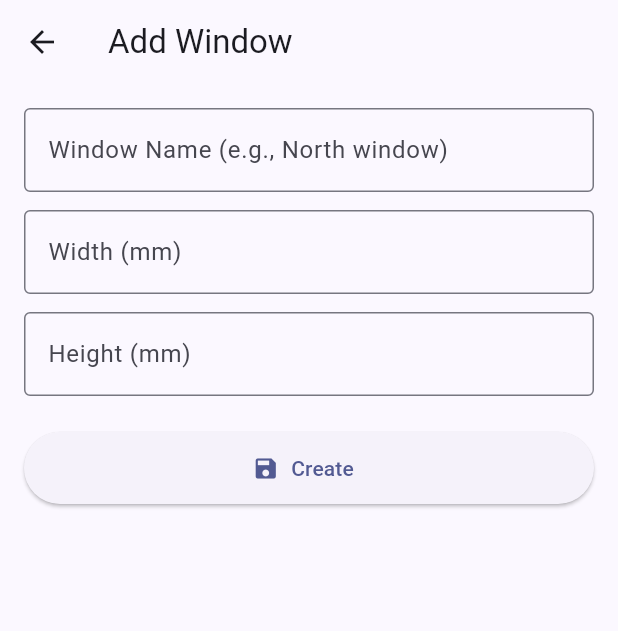
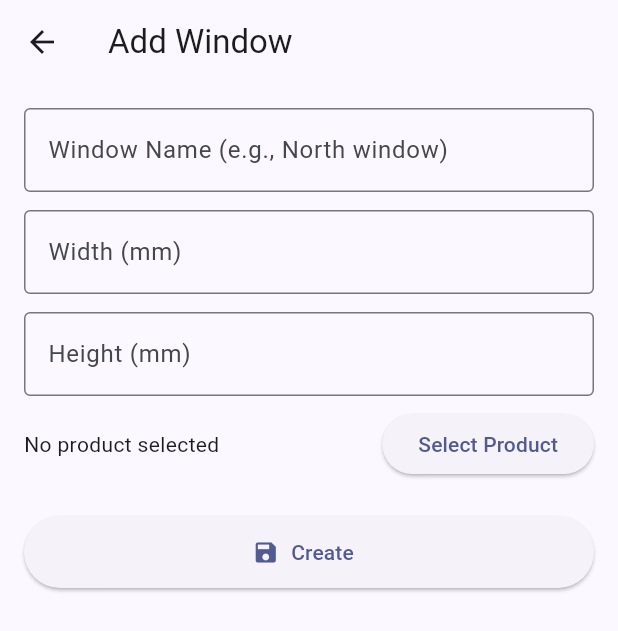
Before and after one commit to KaveeshaM/Interior-Quoting-App-Flutter, a Flutter app: the EditRoomItemScreen screen opened directly with empty values, on a phone screen of 412 x 824 dp. Shown: the top 631 px of the screen. Run offline on Flutter 3.47's test engine with Material 3 defaults, Android fonts, the phone set to English and light mode, and no system bars; our stand-ins replace cloud_firestore, firebase_core; accounts and stored records are empty; statements that could not run were skipped.

Commit message:
Add product selection feature for room item

```diff
--- a/quoteapp/lib/main.dart
+++ b/quoteapp/lib/main.dart
@@ -6,6 +6,7 @@ import 'screens/house_list_screen.dart';
 import 'providers/house_provider.dart';
 import 'providers/room_provider.dart';
 import 'providers/room_item_provider.dart';
+import 'providers/product_provider.dart';
 
 void main() async {
   WidgetsFlutterBinding.ensureInitialized();
@@ -25,6 +26,7 @@ class MyApp extends StatelessWidget {
         ChangeNotifierProvider(create: (_) => HouseProvider()),
         ChangeNotifierProvider(create: (_) => RoomProvider()),
         ChangeNotifierProvider(create: (_) => RoomItemProvider()),
+        ChangeNotifierProvider(create: (_) => ProductProvider()),
       ],
 
       child: MaterialApp(
--- /dev/null
+++ b/quoteapp/lib/models/product.dart
@@ -0,0 +1,28 @@
+class Product {
+  final String id;
+  final String name;
+  final String description;
+  final double pricePerSqm; // price per square metre
+  final String imageUrl;
+  final List<String> colours; // colour variants
+
+  Product({
+    required this.id,
+    required this.name,
+    required this.description,
+    required this.pricePerSqm,
+    required this.imageUrl,
+    required this.colours,
+  });
+
+  factory Product.fromJson(Map<String, dynamic> json) {
+    return Product(
+      id: json['id'].toString(),
+      name: json['name'] ?? '',
+      description: json['description'] ?? '',
+      pricePerSqm: (json['pricePerSqm'] ?? 0).toDouble(),
+      imageUrl: json['imageUrl'] ?? '',
+      colours: List<String>.from(json['colours'] ?? []),
+    );
+  }
+}
--- a/quoteapp/lib/models/room_item.dart
+++ b/quoteapp/lib/models/room_item.dart
@@ -7,6 +7,8 @@ class RoomItem {
   final String? name;
   final int widthMm;
   final int heightMm;
+  final String? productId;
+  final String? selectedColour;
 
   RoomItem({
     required this.id,
@@ -15,6 +17,8 @@ class RoomItem {
     this.name,
     required this.widthMm,
     required this.heightMm,
+    this.productId,
+    this.selectedColour,
   });
 
   factory RoomItem.fromFirestore(DocumentSnapshot doc) {
@@ -26,6 +30,8 @@ class RoomItem {
       name: data['name'],
       widthMm: data['widthMm'] ?? 0,
       heightMm: data['heightMm'] ?? 0,
+      productId: data['productId'],
+      selectedColour: data['selectedColour'],
     );
   }
 
@@ -36,6 +42,8 @@ class RoomItem {
       'name': name,
       'widthMm': widthMm,
       'heightMm': heightMm,
+      'productId': productId,
+      'selectedColour': selectedColour,
     };
   }
 }
--- /dev/null
+++ b/quoteapp/lib/providers/product_provider.dart
@@ -0,0 +1,57 @@
+import 'dart:convert';
+import 'package:flutter/material.dart';
+import 'package:http/http.dart' as http;
+import '../models/product.dart';
+
+class ProductProvider extends ChangeNotifier {
+  List<Product> _products = [];
+  List<Product> get products => _products;
+  bool _isLoading = false;
+  bool get isLoading => _isLoading;
+  String? _error;
+  String? get error => _error;
+
+  Future<void> fetchProducts() async {
+    _isLoading = true;
+    _error = null;
+    notifyListeners();
+
+    try {
+      final url = Uri.parse('https://utasbot.dev/kit305_2026/product');
+      final response = await http.get(url);
+
+      if (response.statusCode == 200) {
+        final Map<String, dynamic> jsonResponse = json.decode(response.body);
+        final List<dynamic> productsJson = jsonResponse['data'];
+
+        final List<Product> products = productsJson
+            .map((product) => Product.fromJson(product))
+            .toList();
+
+        _products = products;
+      } else {
+        _error = 'Failed to load products: ${response.statusCode}';
+      }
+    } catch (e, stack) {
+      _error = 'Network error: $e';
+    } finally {
+      _isLoading = false;
+      notifyListeners();
+    }
+  }
+
+  Future<Product?> fetchProductById(String id) async {
+    try {
+      final url = Uri.parse('https://utasbot.dev/kit305_2026/product/$id');
+      final response = await http.get(url);
+      if (response.statusCode == 200) {
+        final Map<String, dynamic> jsonResponse = json.decode(response.body);
+        final productJson = jsonResponse['data'];
+        return Product.fromJson(productJson);
+      }
+    } catch (e) {
+      debugPrint('Error fetching product $id: $e');
+    }
+    return null;
+  }
+}
--- a/quoteapp/lib/screens/edit_room_item_screen.dart
+++ b/quoteapp/lib/screens/edit_room_item_screen.dart
@@ -2,6 +2,9 @@ import 'package:flutter/material.dart';
 import 'package:provider/provider.dart';
 import '../models/room_item.dart';
 import '../providers/room_item_provider.dart';
+import '../models/product.dart';
+import '../screens/select_product_screen.dart';
+import '../providers/product_provider.dart';
 
 class EditRoomItemScreen extends StatefulWidget {
   final String roomId;
@@ -26,6 +29,9 @@ class _EditRoomItemScreenState extends State<EditRoomItemScreen> {
   late TextEditingController _heightController;
   final _formKey = GlobalKey<FormState>();
   bool _isSaving = false;
+  String? _selectedProductId;
+  String? _selectedColour;
+  Product? _selectedProduct;
 
   @override
   void initState() {
@@ -39,6 +45,13 @@ class _EditRoomItemScreenState extends State<EditRoomItemScreen> {
     _heightController = TextEditingController(
       text: existing?.heightMm.toString() ?? '',
     );
+    _selectedProductId = widget.existingItem?.productId;
+    _selectedColour = widget.existingItem?.selectedColour;
+    if (_selectedProductId != null && _selectedProductId!.isNotEmpty) {
+      WidgetsBinding.instance.addPostFrameCallback((_) {
+        _loadSelectedProduct();
+      });
+    }
   }
 
   @override
@@ -47,6 +60,35 @@ class _EditRoomItemScreenState extends State<EditRoomItemScreen> {
     _widthController.dispose();
     _heightController.dispose();
     super.dispose();
+  }
+
+  Future<void> _loadSelectedProduct() async {
+    final provider = Provider.of<ProductProvider>(context, listen: false);
+    final product = await provider.fetchProductById(_selectedProductId!);
+    if (mounted) {
+      setState(() {
+        _selectedProduct = product;
+      });
+    }
+  }
+
+  void _selectProduct() async {
+    await Navigator.push(
+      context,
+      MaterialPageRoute(
+        builder: (context) => SelectProductScreen(
+          currentProductId: _selectedProductId ?? '',
+          currentColour: _selectedColour,
+          onProductSelected: (product, colour) {
+            setState(() {
+              _selectedProductId = product.id;
+              _selectedColour = colour;
+              _selectedProduct = product;
+            });
+          },
+        ),
+      ),
+    );
   }
 
   Future<void> _save() async {
@@ -59,16 +101,17 @@ class _EditRoomItemScreenState extends State<EditRoomItemScreen> {
       final provider = Provider.of<RoomItemProvider>(context, listen: false);
 
       if (widget.existingItem == null) {
-        // Add mode
+        // Add
         await provider.addItem(
           roomId: widget.roomId,
           type: _type,
           name: _type == 'window' ? _nameController.text.trim() : null,
           widthMm: width,
           heightMm: height,
+          productId: _selectedProductId,
         );
       } else {
-        // Edit mode
+        // Edit
         final updated = RoomItem(
           id: widget.existingItem!.id,
           roomId: widget.roomId,
@@ -76,6 +119,7 @@ class _EditRoomItemScreenState extends State<EditRoomItemScreen> {
           name: _type == 'window' ? _nameController.text.trim() : null,
           widthMm: width,
           heightMm: height,
+          productId: _selectedProductId,
         );
         await provider.updateItem(updated);
       }
@@ -141,6 +185,42 @@ class _EditRoomItemScreenState extends State<EditRoomItemScreen> {
                 validator: (v) =>
                     v == null || v.isEmpty ? 'Enter height' : null,
               ),
+              const SizedBox(height: 8),
+              Row(
+                children: [
+                  Expanded(
+                    child: Text(
+                      _selectedProductId != null
+                          ? 'Product selected'
+                          : 'No product selected',
+                    ),
+                  ),
+                  ElevatedButton(
+                    onPressed: _selectProduct,
+                    child: const Text('Select Product'),
+                  ),
+                ],
+              ),
+              if (_selectedProduct != null) ...[
+                const SizedBox(height: 12),
+                Card(
+                  child: Padding(
+                    padding: const EdgeInsets.all(8),
+                    child: Column(
+                      crossAxisAlignment: CrossAxisAlignment.start,
+                      children: [
+                        Text(
+                          _selectedProduct!.name,
+                          style: const TextStyle(fontWeight: FontWeight.bold),
+                        ),
+                        Text(
+                          'Price: ${_selectedProduct!.pricePerSqm.toStringAsFixed(2)} AUD/m²',
+                        ),
+                      ],
+                    ),
+                  ),
+                ),
+              ],
               const SizedBox(height: 24),
               ElevatedButton.icon(
                 onPressed: _isSaving ? null : _save,
--- a/quoteapp/pubspec.yaml
+++ b/quoteapp/pubspec.yaml
@@ -38,6 +38,7 @@ dependencies:
   cloud_firestore: ^6.5.0
   firebase_auth: ^6.5.2
   provider: ^6.1.5+1
+  http: ^1.2.0
 
 dev_dependencies:
   flutter_test:
```
Also changed, not shown: quoteapp/lib/providers/room_item_provider.dart (+14 -0 lines), quoteapp/lib/screens/select_product_screen.dart (added, +111 -0 lines), quoteapp/pubspec.lock.
